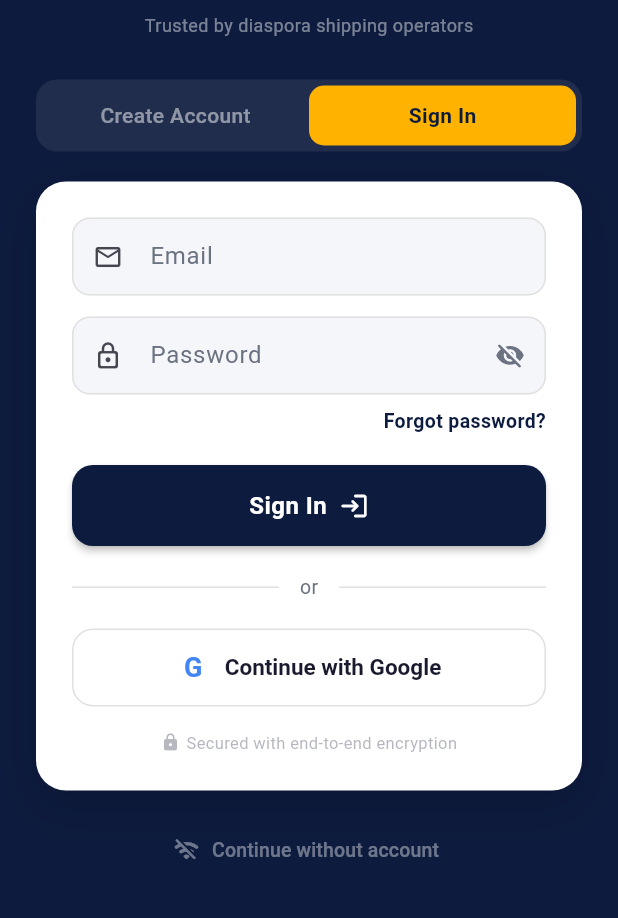
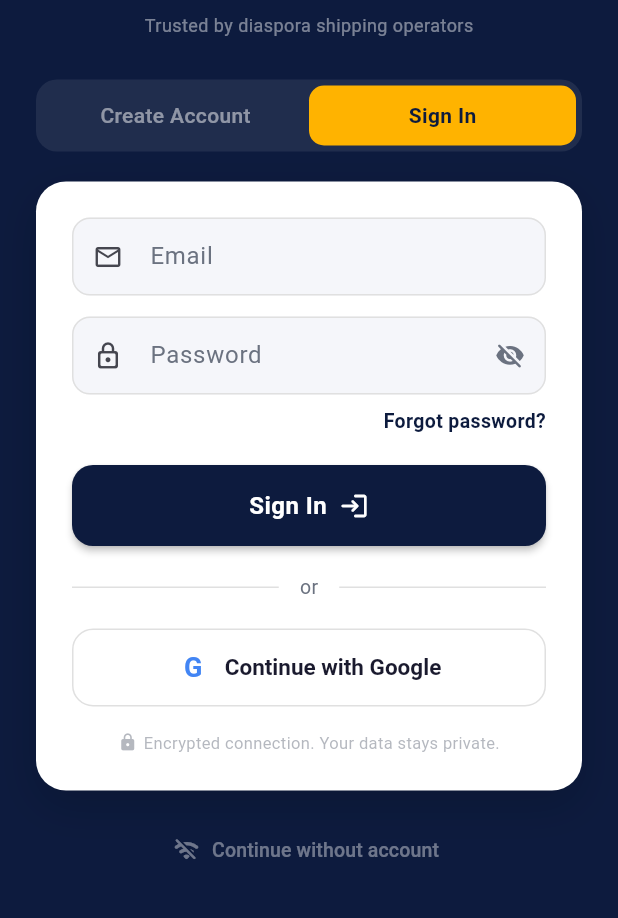
Before and after one commit to Dakiss-dev/Shipping-hub, a Flutter app: the AuthScreen screen opened directly, on a phone screen of 412 x 824 dp, the part 267-1185 px from its top. Run offline on Flutter 3.47's test engine with Material 3 defaults, Android fonts, the phone set to English and light mode, and no system bars; our stand-ins replace connectivity_plus, flutter_contacts, hive, hive_flutter, image_picker, share_plus and 2 more; accounts and stored records are empty.

Commit message:
fix: replace false 'end-to-end encryption' claim with an accurate one
The app uses TLS + Postgres RLS, not E2E encryption. Honest copy:
'Encrypted connection. Your data stays private.'

Co-Authored-By: Claude Fable 5 <noreply@anthropic.com>

```diff
--- a/lib/screens/auth_screen.dart
+++ b/lib/screens/auth_screen.dart
@@ -640,7 +640,7 @@ class _AuthScreenState extends State<AuthScreen>
                         AppColors.textSecondary.withValues(alpha: 0.5)),
                 const SizedBox(width: 4),
                 Text(
-                  'Secured with end-to-end encryption',
+                  'Encrypted connection. Your data stays private.',
                   style: TextStyle(
                     color:
                         AppColors.textSecondary.withValues(alpha: 0.5),
```
